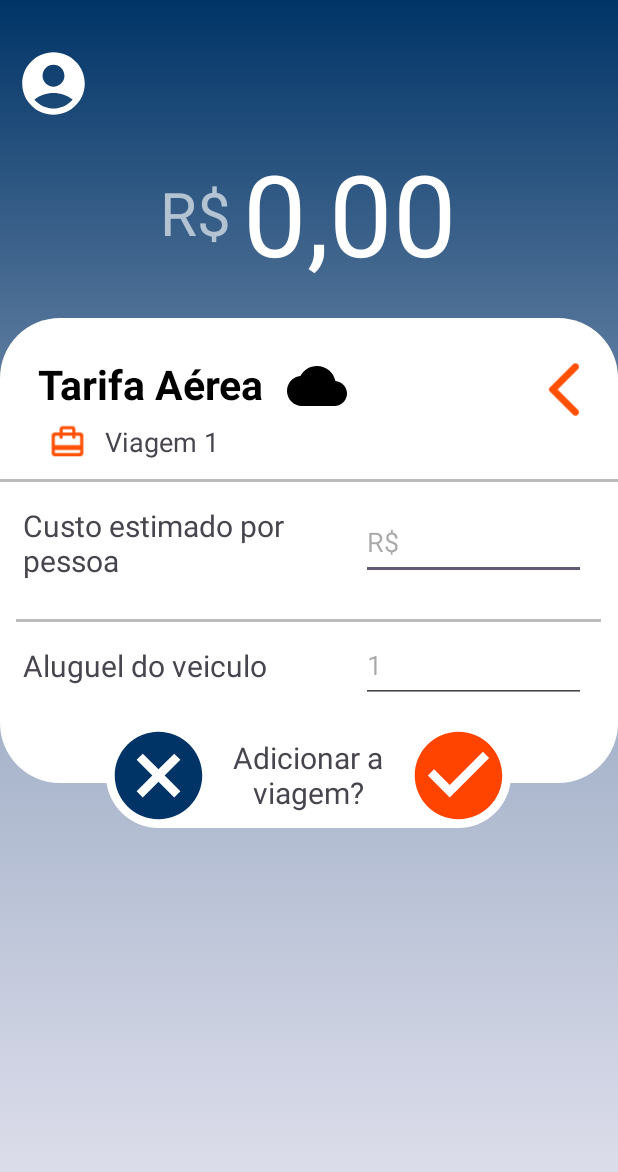
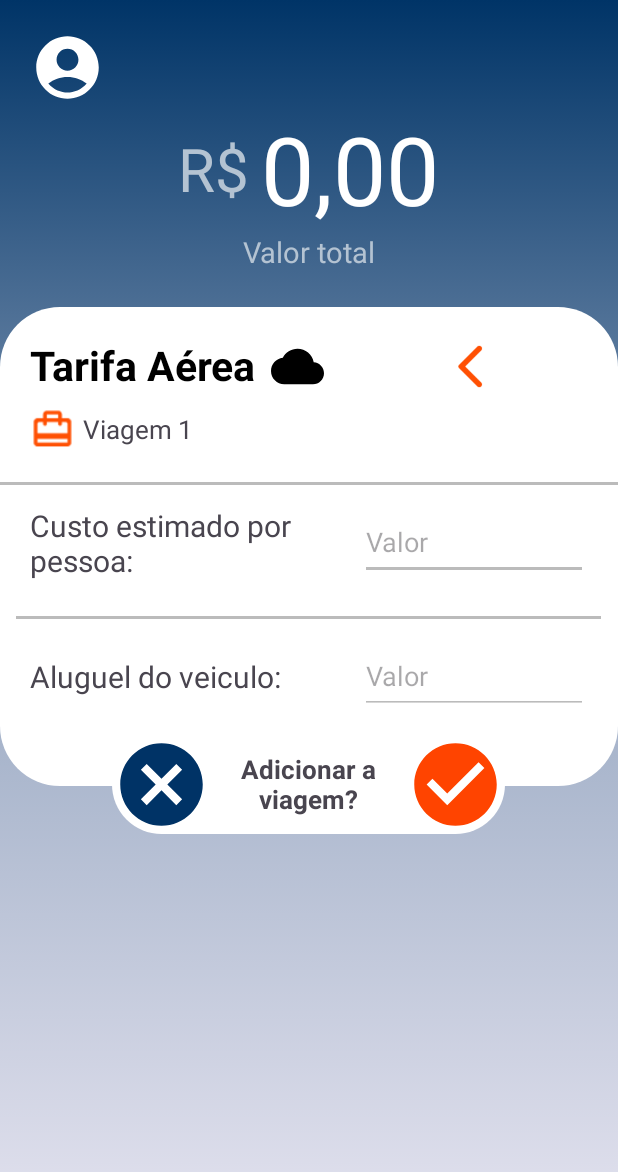
Before and after one commit to GeoHBR/ProjetoMobile, an Android app: the TarifaAreaActivity screen opened directly, with no data from a screen before it, on a phone screen of 412 x 824 dp. Shown: the top 1172 px of the screen. Run offline under Robolectric (Android 15) with nearby library versions, the phone set to English and light mode, and no system bars.

Commit message:
Reorganização da tela Tarifa Aérea

```diff
--- a/app/src/main/res/layout/activity_gasolina.xml
+++ b/app/src/main/res/layout/activity_gasolina.xml
@@ -103,12 +103,11 @@
 
                 <ImageView
                     android:id="@+id/voltarGasolina"
-                    android:layout_width="43dp"
-                    android:layout_height="43dp"
+                    android:layout_width="35dp"
+                    android:layout_height="35dp"
                     android:src="@drawable/seta_voltar"
                     android:layout_weight="1"
-                    android:layout_gravity="bottom"
-                    android:paddingStart="140dp"/>
+                    android:layout_gravity="bottom" />
             </LinearLayout>
 
             <LinearLayout
@@ -132,7 +131,6 @@
                     android:text="Viagem 1"
                     android:textSize="17sp" />
 
-
             </LinearLayout>
 
             <View
@@ -151,7 +149,7 @@
                     android:layout_width="200dp"
                     android:layout_height="wrap_content"
                     android:layout_marginEnd="20dp"
-                    android:text="Total estimado de quilômetros"
+                    android:text="Total estimado de quilômetros:"
                     android:textSize="20sp" />
 
                 <EditText
@@ -181,7 +179,7 @@
                     android:layout_width="200dp"
                     android:layout_height="wrap_content"
                     android:layout_marginEnd="20dp"
-                    android:text="Média de quilometros por litro"
+                    android:text="Média de quilometros por litro:"
                     android:textSize="20sp" />
 
                 <EditText
@@ -212,7 +210,7 @@
                     android:layout_width="200dp"
                     android:layout_height="wrap_content"
                     android:layout_marginEnd="20dp"
-                    android:text="Custo da gasolina"
+                    android:text="Custo da gasolina:"
                     android:textSize="20sp" />
 
                 <EditText
@@ -244,7 +242,7 @@
                     android:layout_width="200dp"
                     android:layout_height="wrap_content"
                     android:layout_marginEnd="20dp"
-                    android:text="Total de veiculos"
+                    android:text="Total de veiculos:"
                     android:textSize="20sp" />
 
                 <EditText
--- a/app/src/main/res/layout/activity_tarifa_aerea.xml
+++ b/app/src/main/res/layout/activity_tarifa_aerea.xml
@@ -7,32 +7,38 @@
     android:orientation="vertical"
     android:background="@drawable/padrao_background"
     tools:context=".TarifaAreaActivity">
+
     <LinearLayout
-        android:layout_marginTop="20dp"
         android:gravity="center_vertical"
-        android:padding="5dp"
         android:layout_width="match_parent"
         android:layout_height="wrap_content"
-        android:orientation="horizontal">
+        android:orientation="horizontal"
+        android:layout_marginStart="20dp"
+        android:layout_marginTop="20dp" >
+
         <ImageView
-            android:layout_margin="5dp"
             android:layout_width="50dp"
             android:layout_height="50dp"
-            android:src="@drawable/pessoa_perfil_padrao"/>
+            android:src="@drawable/pessoa_perfil_padrao" />
+
         <TextView
             android:id="@+id/usuarioTarifa"
             android:layout_margin="5dp"
             android:layout_width="wrap_content"
             android:layout_height="wrap_content"
-            android:textColor="@color/white"
-            android:textSize="20dp"
-            android:text="Fulano lopes da silva"/>
+            android:fontFamily="@font/padrao"
+            android:textSize="20sp"
+            android:text="@string/nome_do_individuo"
+            android:textColor="@color/gray1"
+/>
     </LinearLayout>
+
     <LinearLayout
         android:gravity="center"
         android:layout_width="match_parent"
         android:layout_height="wrap_content"
         android:orientation="horizontal">
+
         <TextView
             android:layout_marginRight="4dp"
 
@@ -41,193 +47,191 @@
             android:layout_height="wrap_content"
             android:textSize="40dp"
             android:textColor="@color/gray1"
-            android:text="R$"/>
+            android:text="R$" />
+
         <TextView
             android:id="@+id/totalTarifa"
             android:layout_marginLeft="4dp"
             android:gravity="center"
             android:layout_width="wrap_content"
             android:layout_height="wrap_content"
-            android:textSize="75dp"
+            android:textSize="63sp"
             android:textColor="@color/white"
+            android:text="0,00" />
+    </LinearLayout>
 
-            android:text="0,00"/>
-    </LinearLayout>
+    <TextView
+        android:layout_width="match_parent"
+        android:layout_height="wrap_content"
+        android:gravity="center_horizontal"
+        android:text="Valor total"
+        android:textColor="@color/gray1"
+        android:textSize="19sp" />
+
     <LinearLayout
-        android:orientation="vertical"
-        android:layout_marginTop="20dp"
         android:layout_width="match_parent"
-        android:layout_height="wrap_content">
+        android:layout_height="wrap_content"
+        android:layout_marginTop="24dp"
+        android:orientation="vertical">
+
         <LinearLayout
+            android:layout_width="match_parent"
+            android:layout_height="wrap_content"
+            android:layout_gravity="center"
+            android:background="@drawable/borda_branco_branco"
+            android:orientation="vertical">
 
-            android:layout_gravity="center"
-            android:layout_width="match_parent"
-            android:layout_height="310dp"
-            android:orientation="vertical"
-            android:background="@drawable/borda_branco_branco"
-            >
             <LinearLayout
                 android:layout_width="match_parent"
-                android:layout_height="70dp"
-                android:orientation="horizontal"
-                >
+                android:layout_height="wrap_content"
+                android:orientation="horizontal">
+
                 <TextView
-                    android:layout_marginTop="25dp"
-                    android:layout_marginLeft="25dp"
                     android:layout_width="wrap_content"
                     android:layout_height="wrap_content"
+                    android:layout_marginTop="20dp"
+                    android:layout_marginStart="20dp"
+                    android:text="Tarifa Aérea"
                     android:textColor="@color/black"
                     android:textStyle="bold"
-                    android:paddingBottom="12dp"
-                    android:textSize="27dp"
-                    android:text="Tarifa Aérea"/>
+                    android:textSize="27sp"/>
 
                 <ImageView
-                    android:layout_marginTop="25dp"
-                    android:layout_marginLeft="15dp"
-                    android:layout_width="40dp"
-                    android:layout_height="40dp"
-                    android:src="@drawable/nuvem"/>
+                    android:layout_width="35dp"
+                    android:layout_height="35dp"
+                    android:src="@drawable/nuvem"
+                    android:layout_gravity="bottom"
+                    android:layout_marginStart="10dp" />
+
                 <ImageView
                     android:id="@+id/voltarTarifa"
-                    android:layout_marginRight="10dp"
-                    android:layout_marginTop="25dp"
-                    android:layout_marginLeft="120dp"
+                    android:layout_width="fill_parent"
+                    android:layout_height="35dp"
+                    android:src="@drawable/seta_voltar"
+                    android:layout_weight="1"
+                    android:layout_gravity="bottom" />
+            </LinearLayout>
+
+            <LinearLayout
+                android:layout_width="match_parent"
+                android:layout_height="wrap_content"
+                android:layout_marginBottom="20dp"
+                android:layout_marginStart="20dp"
+                android:layout_marginTop="9dp"
+                android:gravity="center_vertical"
+                android:orientation="horizontal" >
+
+                <ImageView
+                    android:layout_width="30dp"
+                    android:layout_height="30dp"
+                    android:src="@drawable/icone_mala" />
+
+                <TextView
                     android:layout_width="wrap_content"
                     android:layout_height="wrap_content"
-                    android:src="@drawable/seta_voltar"/>
-            </LinearLayout>
-            <LinearLayout
-
-                android:layout_marginTop="-5dp"
-                android:layout_marginBottom="12dp"
-                android:orientation="horizontal"
-                android:layout_width="match_parent"
-                android:layout_height="wrap_content">
-                <ImageView
-                    android:layout_marginTop="5dp"
-                    android:layout_marginLeft="30dp"
-                    android:layout_width="30dp"
-                    android:layout_height="25dp"
-                    android:src="@drawable/icone_mala"/>
-                <TextView
-                    android:layout_marginTop="5dp"
-                    android:layout_marginLeft="10dp"
-                    android:layout_width="wrap_content"
-                    android:layout_height="wrap_content"
-                    android:textSize="18dp"
-                    android:text="Viagem 1"/>
-
+                    android:layout_marginStart="5dp"
+                    android:text="Viagem 1"
+                    android:textSize="17sp" />
 
             </LinearLayout>
 
             <View
                 android:layout_width="match_parent"
                 android:layout_height="2dp"
-                android:background="@color/gray"
-                />
-
-
-
+                android:background="@color/gray" />
 
             <LinearLayout
-                android:gravity="center"
-                android:layout_width="wrap_content"
-                android:layout_height="wrap_content"
+                android:layout_width="match_parent"
+                android:layout_height="77dp"
+                android:layout_marginHorizontal="20dp"
+                android:gravity="center_vertical"
                 android:orientation="horizontal">
+
                 <TextView
-                    android:layout_margin="15dp"
                     android:layout_width="200dp"
                     android:layout_height="wrap_content"
-                    android:textSize="20dp"
-                    android:text="Custo estimado por pessoa"
-                    />
+                    android:layout_marginEnd="20dp"
+                    android:text="Custo estimado por pessoa:"
+                    android:textSize="20sp" />
 
                 <EditText
                     android:id="@+id/custoPessoaTarifa"
-                    android:layout_marginLeft="10dp"
-                    android:hint="R$"
-                    android:inputType="numberDecimal"
-                    android:layout_width="150dp"
-                    android:layout_height="50dp"/>
+                    android:layout_width="fill_parent"
+                    android:layout_height="50dp"
+                    android:backgroundTint="@color/gray"
+                    android:hint="Valor"
+                    android:inputType="numberDecimal" />
 
             </LinearLayout>
+
             <View
                 android:layout_marginTop="10dp"
                 android:layout_gravity="center"
                 android:layout_width="390dp"
                 android:layout_height="2dp"
-                android:background="@color/gray"
-                />
+                android:background="@color/gray" />
+
             <LinearLayout
-                android:gravity="center"
-                android:layout_width="wrap_content"
-                android:layout_height="wrap_content"
-                android:orientation="horizontal">
+                android:layout_width="match_parent"
+                android:layout_height="77dp"
+                android:layout_marginHorizontal="20dp"
+                android:gravity="center_vertical"
+                android:orientation="horizontal"
+                android:layout_marginBottom="34dp">
+
                 <TextView
-                    android:layout_margin="15dp"
                     android:layout_width="200dp"
                     android:layout_height="wrap_content"
-                    android:textSize="20dp"
-                    android:text="Aluguel do veiculo"
-                    />
+                    android:layout_marginEnd="20dp"
+                    android:textSize="20sp"
+                    android:text="Aluguel do veiculo:" />
 
                 <EditText
                     android:id="@+id/aluguelTarifa"
-                    android:layout_marginLeft="10dp"
-                    android:hint="1"
+                    android:layout_width="fill_parent"
+                    android:layout_height="50dp"
+                    android:hint="Valor"
                     android:inputType="numberDecimal"
-                    android:layout_width="150dp"
-                    android:layout_height="50dp"/>
+                    android:backgroundTint="@color/gray" />
 
             </LinearLayout>
 
         </LinearLayout>
 
         <LinearLayout
+            android:layout_width="wrap_content"
+            android:layout_height="wrap_content"
             android:background="@drawable/borda_branco_branco"
-            android:layout_marginTop="-40dp"
+            android:layout_marginTop="-34dp"
             android:layout_gravity="center"
-            android:gravity="center"
-            android:layout_width="270dp"
-            android:layout_height="wrap_content">
+            android:gravity="center">
+
             <ImageView
                 android:id="@+id/cancelarTarifa"
-                android:layout_width="70dp"
-                android:layout_height="70dp"
-                android:src="@drawable/icone_x"/>
+                android:layout_width="66dp"
+                android:layout_height="66dp"
+                android:src="@drawable/icone_x" />
+
             <TextView
+                android:layout_width="110dp"
+                android:layout_height="wrap_content"
                 android:layout_marginLeft="10dp"
                 android:layout_marginRight="10dp"
-                android:textSize="20dp"
+                android:textSize="17sp"
                 android:layout_gravity="center"
                 android:gravity="center"
-                android:layout_width="110dp"
-                android:layout_height="wrap_content"
-                android:text="Adicionar a viagem?"/>
+                android:text="Adicionar a viagem?"
+                android:textStyle="bold" />
+
             <ImageView
                 android:id="@+id/salvarTarifa"
-                android:layout_width="70dp"
-                android:layout_height="70dp"
-                android:src="@drawable/icone_ok"/>
+                android:layout_width="66dp"
+                android:layout_height="66dp"
+                android:src="@drawable/icone_ok" />
         </LinearLayout>
-
-
-
-
-
-
-
-
-
-
-
-
 
 
     </LinearLayout>
 
 
-
-
 </LinearLayout>
```
